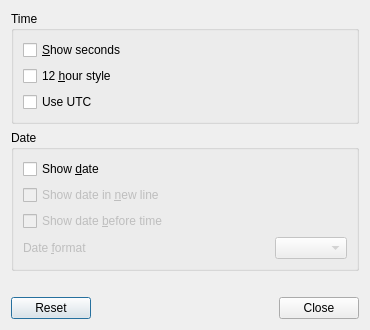
First picture: the form in plugin-clock/razorclockconfiguration.ui, repository lxqt/lxqt-panel, before the edit.
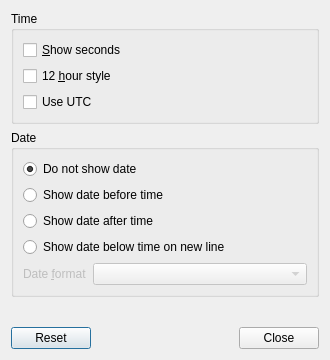
Second picture: the form after the edit.

The edit to the form file:
```diff
--- a/plugin-clock/razorclockconfiguration.ui
+++ b/plugin-clock/razorclockconfiguration.ui
@@ -6,8 +6,8 @@
    <rect>
     <x>0</x>
     <y>0</y>
-    <width>370</width>
-    <height>330</height>
+    <width>330</width>
+    <height>360</height>
    </rect>
   </property>
   <property name="windowTitle">
@@ -49,15 +49,8 @@
      <property name="title">
       <string>Date</string>
      </property>
-     <layout class="QGridLayout" name="gridLayout_2" columnstretch="1,0">
-      <item row="0" column="0" colspan="2">
-       <widget class="QCheckBox" name="showDateCB">
-        <property name="text">
-         <string>Show &amp;date</string>
-        </property>
-       </widget>
-      </item>
-      <item row="3" column="0">
+     <layout class="QGridLayout" name="gridLayout_2" columnstretch="0,1">
+      <item row="4" column="0">
        <widget class="QLabel" name="dateFormatL">
         <property name="enabled">
          <bool>false</bool>
@@ -70,30 +63,41 @@
         </property>
        </widget>
       </item>
-      <item row="3" column="1">
+      <item row="4" column="1">
        <widget class="QComboBox" name="dateFormatCOB">
         <property name="enabled">
          <bool>false</bool>
         </property>
        </widget>
       </item>
+      <item row="0" column="0" colspan="2">
+       <widget class="QRadioButton" name="dontShowDateRB">
+        <property name="text">
+         <string>Do not show date</string>
+        </property>
+        <property name="checked">
+         <bool>true</bool>
+        </property>
+       </widget>
+      </item>
       <item row="1" column="0" colspan="2">
-       <widget class="QCheckBox" name="dateOnNewLineCB">
-        <property name="enabled">
-         <bool>false</bool>
-        </property>
+       <widget class="QRadioButton" name="showDateBeforeTimeRB">
         <property name="text">
-         <string>Show date in &amp;new line</string>
+         <string>Show date before time</string>
         </property>
        </widget>
       </item>
       <item row="2" column="0" colspan="2">
-       <widget class="QCheckBox" name="dateBeforeTimeCB">
-        <property name="enabled">
-         <bool>false</bool>
+       <widget class="QRadioButton" name="showDateAfterTimeRB">
+        <property name="text">
+         <string>Show date after time</string>
         </property>
+       </widget>
+      </item>
+      <item row="3" column="0" colspan="2">
+       <widget class="QRadioButton" name="showDateBelowTimeRB">
         <property name="text">
-         <string>Show date &amp;before time</string>
+         <string>Show date below time on new line</string>
         </property>
        </widget>
       </item>
```
Left out of the diff: 52 changed lines with no effect on the pictures.
